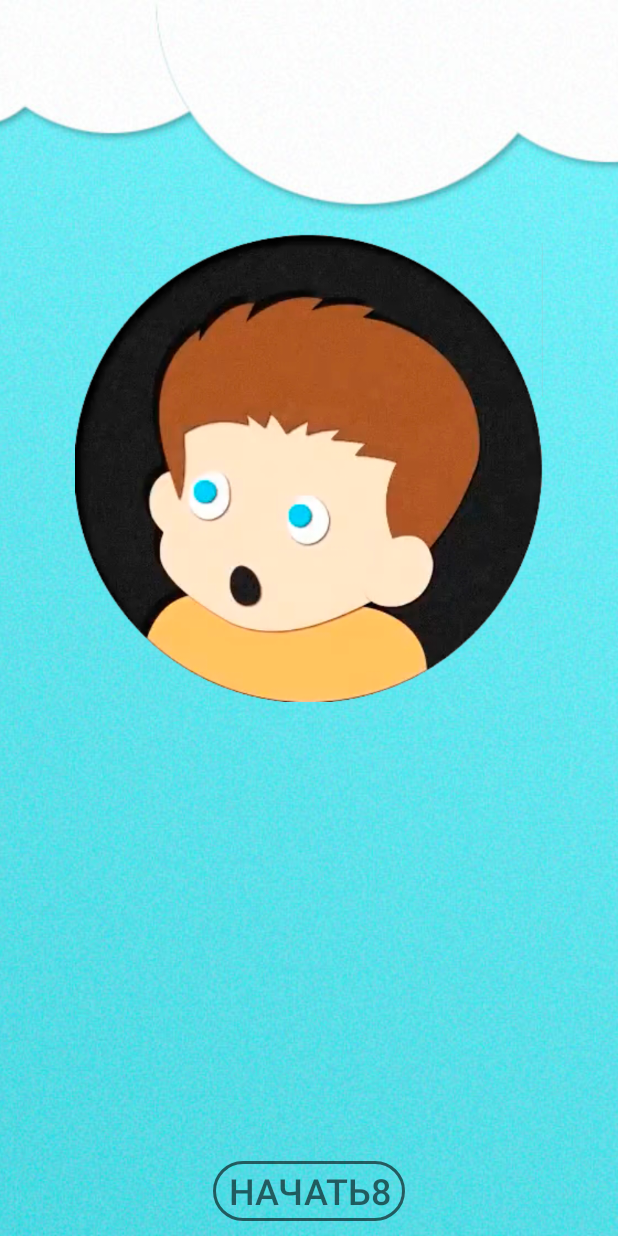
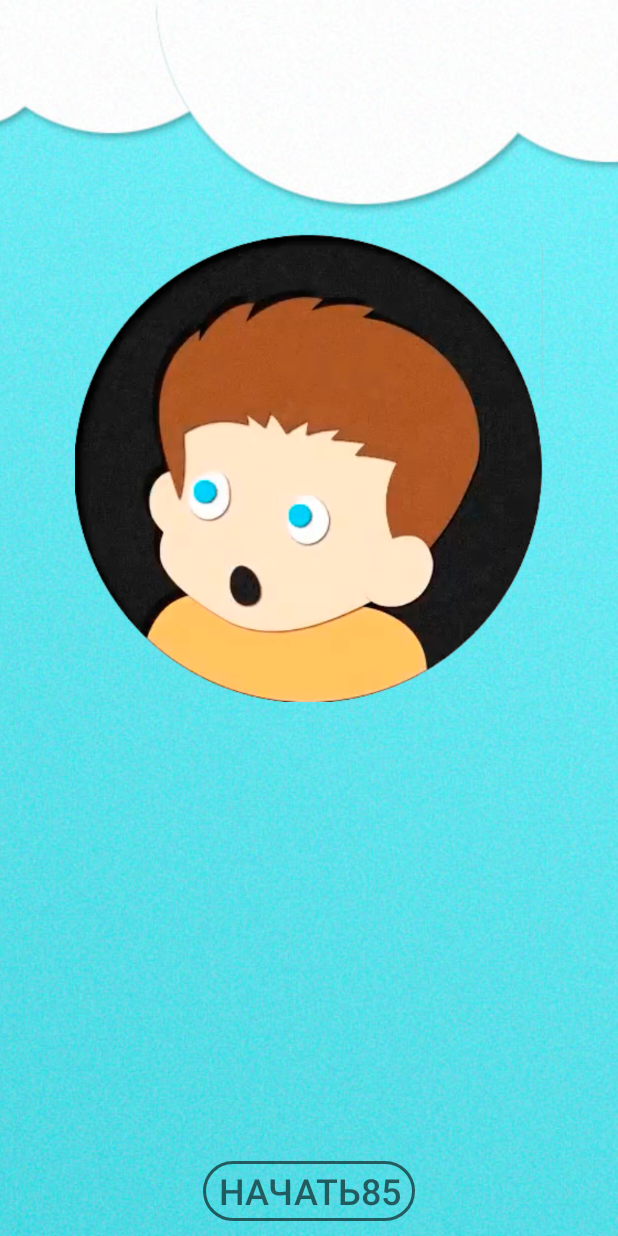
Before and after one commit to postzpua/AndroidGit, an Android app: the screen it shows after launch (MainActivity), on a phone screen of 412 x 824 dp. Run offline under Robolectric (Android 15) with nearby library versions, the phone set to English and light mode, and no system bars.

Commit message:
commit 7

```diff
--- a/app/src/main/res/values/strings.xml
+++ b/app/src/main/res/values/strings.xml
@@ -1,6 +1,6 @@
 <resources>
     <string name="app_name">Quiz</string>
-    <string name="start">Начать8</string>
+    <string name="start">Начать85</string>
     <string name="back">Назад</string>
 
 
```
